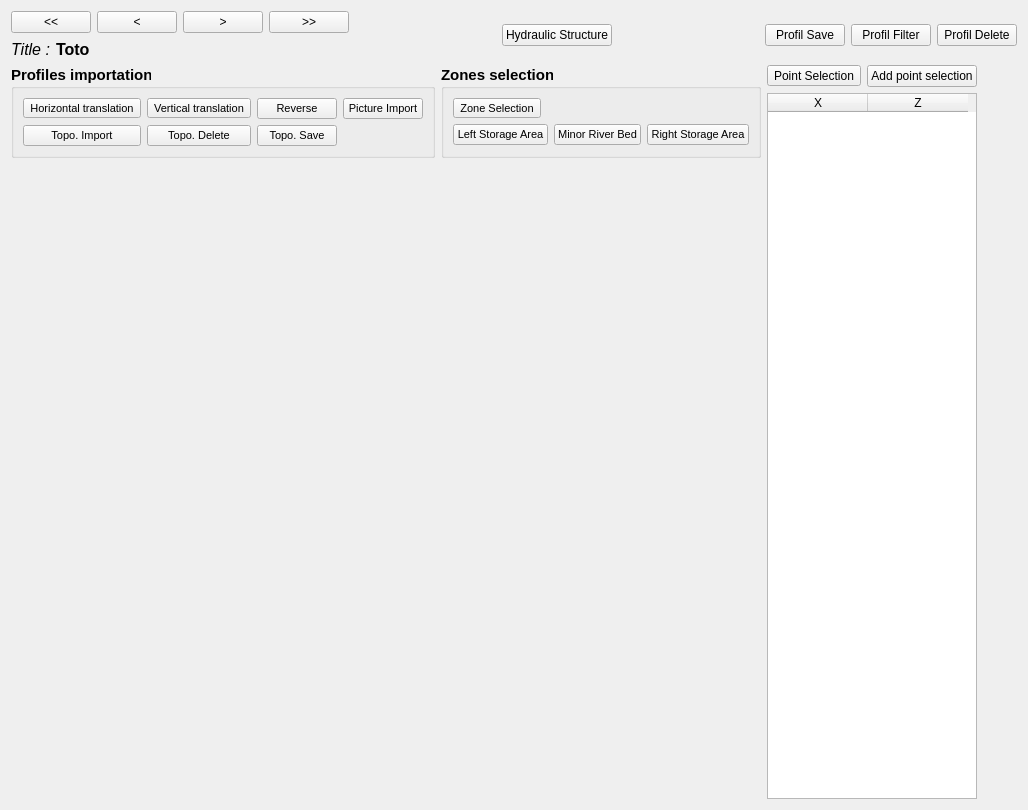
First picture: the form in ui/graphProfil.ui, repository Artelia/Mascaret, before the edit.
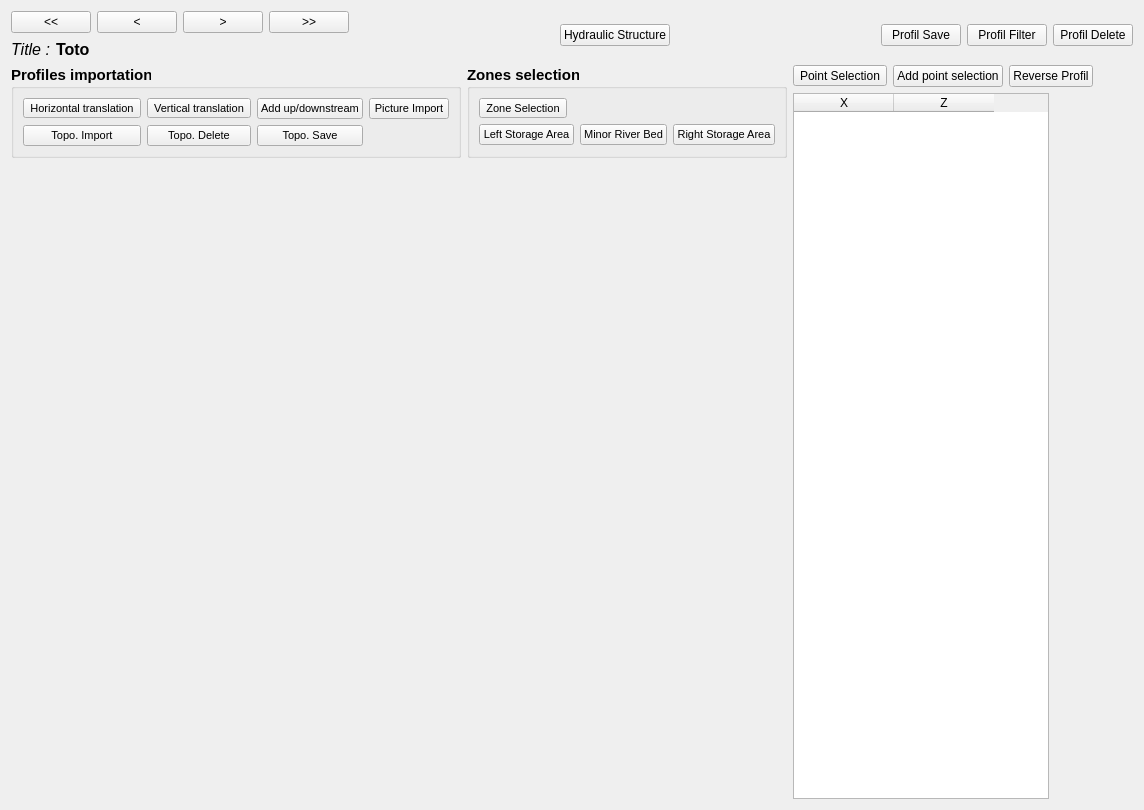
Second picture: the form after the edit. Icons and pictures are not drawn.

Commit message:
add  reverse profile
Fixe topo  bug

The edit to the form file:
```diff
--- a/ui/graphProfil.ui
+++ b/ui/graphProfil.ui
@@ -9,7 +9,7 @@
    <rect>
     <x>0</x>
     <y>0</y>
-    <width>836</width>
+    <width>998</width>
     <height>810</height>
    </rect>
   </property>
@@ -352,7 +352,10 @@
                      </font>
                     </property>
                     <property name="text">
-                     <string>Reverse</string>
+                     <string>Add up/downstream</string>
+                    </property>
+                    <property name="default">
+                     <bool>false</bool>
                     </property>
                    </widget>
                   </item>
@@ -549,6 +552,13 @@
              </property>
             </widget>
            </item>
+           <item>
+            <widget class="QPushButton" name="bt_reverse_prof">
+             <property name="text">
+              <string>Reverse Profil</string>
+             </property>
+            </widget>
+           </item>
            <item>
             <spacer name="horizontalSpacer_9">
              <property name="orientation">
```
Left out of the diff: 2 changed lines with no effect on the pictures. The commit also changes 1 other file.
